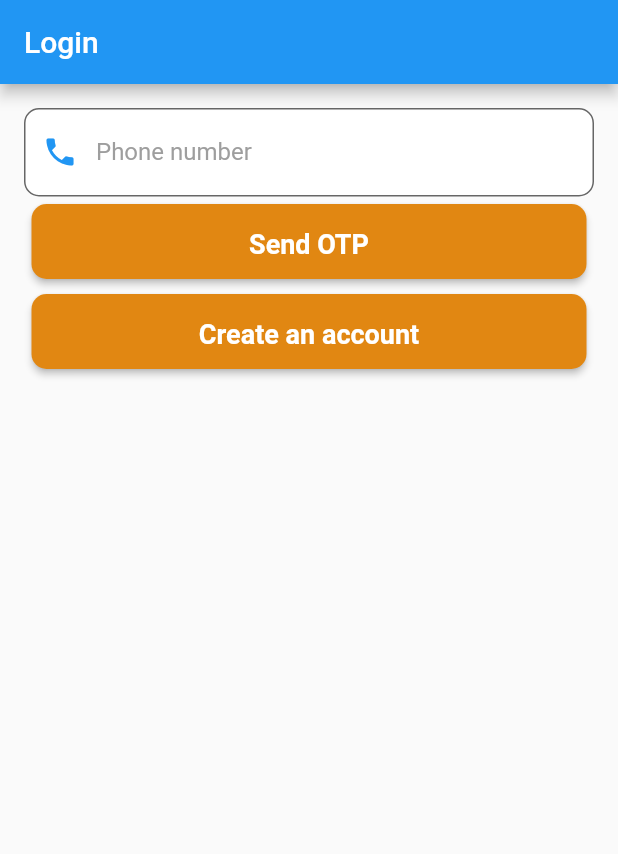
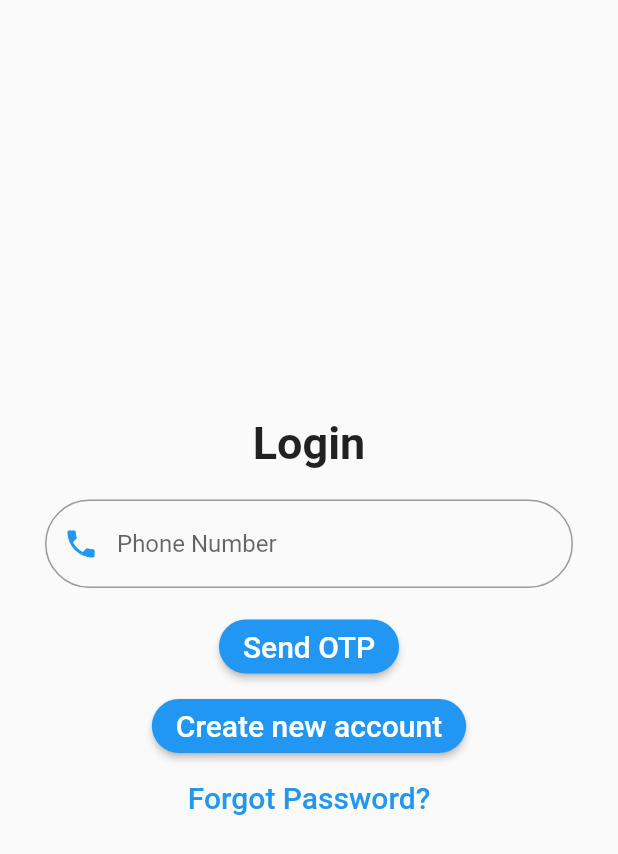
Before and after one commit to Aditya-Y-29/DEP, a Flutter app: the screen it shows after launch, on a phone screen of 412 x 824 dp. Shown: the top 854 px of the screen. Run offline on Flutter 3.47's test engine with Material 2 defaults, Android fonts, the phone set to English and light mode, and no system bars.

Commit message:
center login page

```diff
--- a/hello_world/lib/Pages/login_page.dart
+++ b/hello_world/lib/Pages/login_page.dart
@@ -1,182 +1,128 @@
 import 'package:flutter/material.dart';
-import 'signup_page.dart';
-import 'home_page.dart';
+import 'package:hello_world/Pages/home_page.dart';
 
 class LoginPage extends StatefulWidget {
-  const LoginPage({super.key});
+  const LoginPage({Key? key}) : super(key: key);
 
   @override
-  _LoginPageState createState() => _LoginPageState();
+  State<LoginPage> createState() => _LoginPageState();
 }
 
 class _LoginPageState extends State<LoginPage> {
-  final _formKey = GlobalKey<FormState>();
-  late String _phoneNumber;
-  late String _password;
 
-  late int _counter = 0;
+  int _counter = 0;
 
   @override
   Widget build(BuildContext context) {
     return Scaffold(
-      appBar: AppBar(
-        title: const Text('Login'),
-      ),
-      body: Padding(
-        padding: const EdgeInsets.all(16.0),
-        child: Form(
-          key: _formKey,
+      body: Center(
+        child: Container(
+          padding: const EdgeInsets.all(10),
+          margin: const EdgeInsets.all(10),
           child: Column(
-            crossAxisAlignment: CrossAxisAlignment.stretch,
-            children: <Widget>[
-              TextFormField(
-                decoration: InputDecoration(
-                    labelText: 'Phone number',
-                    labelStyle: TextStyle(color: Colors.grey),
-                    border: OutlineInputBorder(
-                      borderRadius: BorderRadius.circular(10),
-                      borderSide: const BorderSide(
-                        color: Colors.blue,
-                        width: 2,
-                      ),
-                    ),
-                    filled: true,
-                    fillColor: Colors.white,
-                    prefixIcon: const Icon(
-                      Icons.phone,
-                      color: Colors.blue,
-                    ),),
-                keyboardType: TextInputType.phone,
-                validator: (value) {
-                  if (value?.isEmpty ?? true) {
-                    return 'Please enter your phone number';
-                  }
-                  return null;
-                },
-                onSaved: (value) {
-                  _phoneNumber = value!;
-                },
-              ),
-
-
-              if (_counter == 0)
-                Container(
-                  margin: EdgeInsets.all(5),
-                  child: ElevatedButton(
-                    style: ElevatedButton.styleFrom(
-                      backgroundColor: const Color.fromARGB(255, 225, 135, 18),
-                      shape: RoundedRectangleBorder(
-                        borderRadius: BorderRadius.circular(10),
-                      ),
-                      minimumSize: Size(0, 50),
-                      padding: EdgeInsets.symmetric(vertical: 16),
-                      fixedSize: Size(80, 50),
-                    ),
+          mainAxisAlignment: MainAxisAlignment.center,
+          children: [
+            Container (
+              margin: const EdgeInsets.all(10),
               child: const Text(
-                      'Send OTP',
+                  'Login',
                   style: TextStyle(
-                        color: Colors.white,
-                        fontSize: 18,
+                    fontSize: 30,
                     fontWeight: FontWeight.bold,
                   ),
               ),
+            ),
+            Container(
+              margin: const EdgeInsets.all(10),
+              child: TextFormField(
+                decoration: const InputDecoration(
+                  border: OutlineInputBorder(
+                    borderRadius: BorderRadius.all(Radius.circular(50)),
+                  ),
+                  prefixIcon: Icon(Icons.phone),
+                  prefixIconColor: Colors.blue,
+                  hintText: 'Phone Number',
+                ),
+              ),
+            ),
+            if(_counter > 0)
+            Container(
+              margin: const EdgeInsets.all(10),
+              child: TextFormField(
+                decoration: const InputDecoration(
+                  border: OutlineInputBorder(
+                    borderRadius: BorderRadius.all(Radius.circular(50)),
+                  ),
+                  prefixIcon: Icon(Icons.lock),
+                  prefixIconColor: Colors.blue,
+                  hintText: 'OTP',
+                ),
+              ),
+            ),
+            Container(
+              margin: const EdgeInsets.all(5),
+              child: ElevatedButton(
                 onPressed: () {
+                  if(_counter > 0) {
+                    Navigator.push(
+                      context,
+                      MaterialPageRoute(builder: (context) => const MyHomePage()),
+                    );
+                  }
                   setState(() {
                     _counter++;
                   });
                 },
+                style: ElevatedButton.styleFrom(
+                  shape: const RoundedRectangleBorder(
+                    borderRadius: BorderRadius.all(Radius.circular(50)),
                   ),
                 ),
-
-
-
-
-
-
-
-
-              if(_counter != 0)
-                TextFormField(
-                  decoration: const InputDecoration(labelText: 'OTP'),
-                  obscureText: true,
-                  validator: (value) {
-                    if (value?.isEmpty ?? true) {
-                      return 'Please enter your OTP';
-                    }
-                    return null;
-                  },
-                  onSaved: (value) {
-                    _password = value!;
-                  },
+                child:
+                _counter > 0 ? const Text(
+                    'Login',
+                    style: TextStyle(
+                      fontSize: 20,
                     ),
-
-
-
-              if (_counter != 0)
+                ) : const Text(
+                      'Send OTP',
+                      style: TextStyle(
+                      fontSize: 20,
+                    ),
+                  ),
+              ),
+            ),
             Container(
-                  margin: EdgeInsets.all(5),
               child: ElevatedButton(
+                onPressed: () {},
                 style: ElevatedButton.styleFrom(
-                      backgroundColor: const Color.fromARGB(255, 225, 135, 18),
-                      shape: RoundedRectangleBorder(
-                        borderRadius: BorderRadius.circular(10),
+                  shape: const RoundedRectangleBorder(
+                    borderRadius: BorderRadius.all(Radius.circular(50)),
                   ),
-                      minimumSize: Size(0, 50),
-                      padding: EdgeInsets.symmetric(vertical: 16),
-                      fixedSize: Size(120, 50),
                 ),
                 child: const Text(
-                      'Login',
+                  'Create new account',
                   style: TextStyle(
-                        color: Colors.white,
-                        fontSize: 18,
-                        fontWeight: FontWeight.bold,
+                    fontSize: 20,
                   ),
                 ),
-                    onPressed: () {
-                      _counter = 0;
-                      Navigator.push(
-                        context,
-                        MaterialPageRoute(builder: (context) => const MyHomePage()),
-                      );
-                    },
               ),
             ),
-
-
-
             Container(
-                margin: EdgeInsets.all(5),
-                child: ElevatedButton(
-                  style: ElevatedButton.styleFrom(
-                    backgroundColor: const Color.fromARGB(255, 225, 135, 18),
-                    shape: RoundedRectangleBorder(
-                      borderRadius: BorderRadius.circular(10),
-                    ),
-                    minimumSize: Size(0, 50),
-                    padding: EdgeInsets.symmetric(vertical: 16),
-                    fixedSize: Size(200, 50),
-                  ),
-                  child: Text(
-                    'Create an account',
+              child: TextButton(
+                onPressed: () {},
+                child: const Text(
+                  'Forgot Password?',
                   style: TextStyle(
-                      color: Colors.white,
-                      fontSize: 18,
-                      fontWeight: FontWeight.bold,
+                    fontSize: 20,
                   ),
                 ),
-                  onPressed: () {
-                    Navigator.push(
-                      context,
-                      MaterialPageRoute(builder: (context) => const SignupPage()),
-                    );
-                  },
               ),
-              ),
+            )
           ],
         ),
       ),
-      ),
+    )
     );
   }
 }
```
Lines whose indentation alone changed are shown as unchanged.
